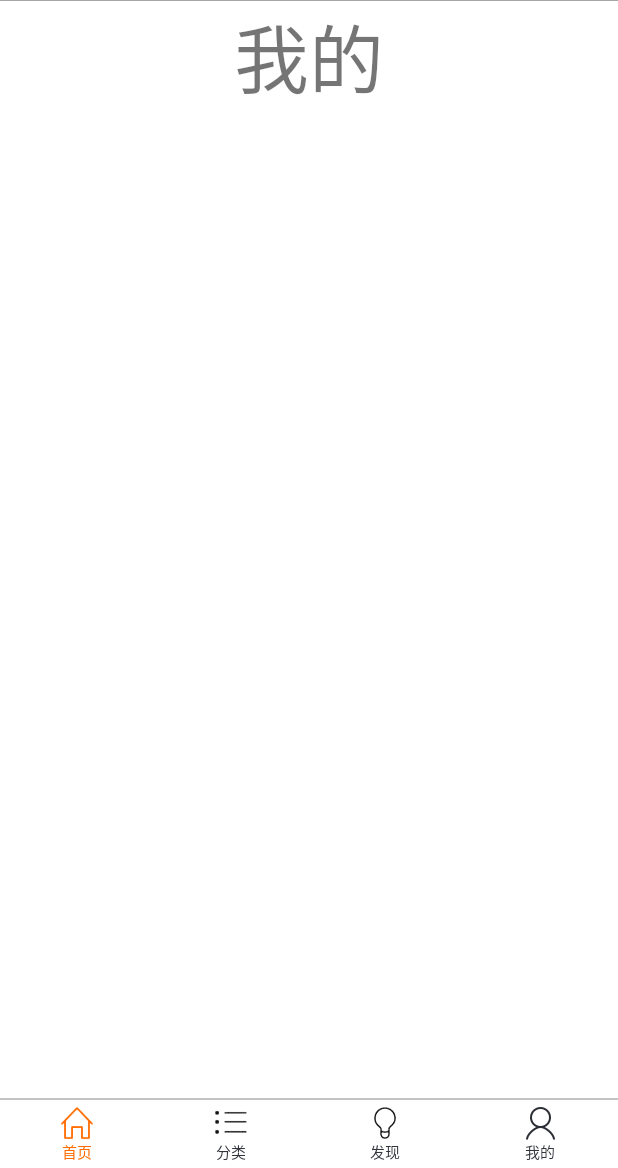
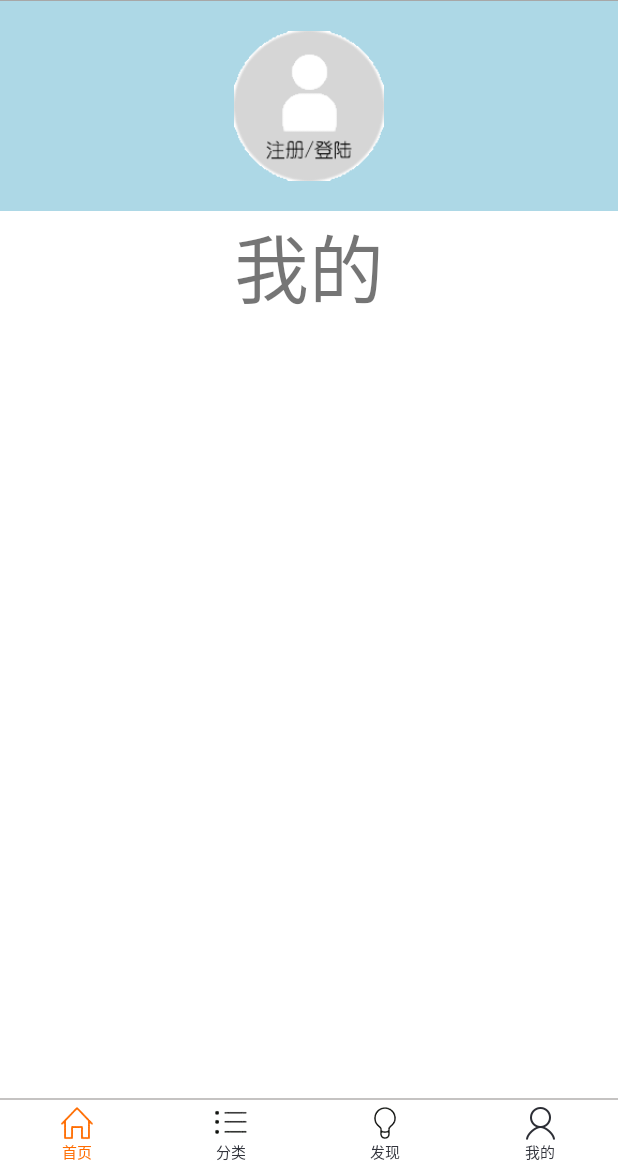
Before and after one commit to galenwest/B2CDemo, an Android app: the fragment FragmentMine placed in its activity, on a phone screen of 412 x 824 dp, the part 68-1236 px from its top. Run offline under Robolectric (Android 15) with nearby library versions, the phone set to English and light mode, and no system bars; our stand-ins replace ButterKnife.

```diff
--- a/app/src/main/AndroidManifest.xml
+++ b/app/src/main/AndroidManifest.xml
@@ -29,7 +29,7 @@
             android:launchMode="singleTask"
             android:screenOrientation="portrait" />
         <activity
-            android:name=".ui.activity.ShoppingCarActivity"
+            android:name=".ui.activity.SonActivity"
             android:launchMode="singleTop"
             android:screenOrientation="portrait" />
     </application>
--- /dev/null
+++ b/app/src/main/java/client/enterprise/b2c/base/BaseFragment.java
@@ -0,0 +1,40 @@
+package client.enterprise.b2c.base;
+
+import android.os.Bundle;
+import android.support.annotation.Nullable;
+import android.support.v4.app.Fragment;
+import android.view.LayoutInflater;
+import android.view.View;
+import android.view.ViewGroup;
+
+import butterknife.ButterKnife;
+import client.enterprise.b2c.base.interf.BaseFragmentInterface;
+
+/**
+ * Created by raohoulin on 2016.1.6.
+ */
+public abstract class BaseFragment extends Fragment implements BaseFragmentInterface {
+    @Override
+    public View onCreateView(LayoutInflater inflater, @Nullable ViewGroup container, @Nullable Bundle savedInstanceState) {
+        View view = null;
+        if (getLayoutID() != 0) {
+            view = inflater.inflate(getLayoutID(), container, false);
+            ButterKnife.bind(this, view);
+        }
+
+        initView();
+        initData();
+
+        return view;
+    }
+
+    public int getLayoutID() {
+        return 0;
+    }
+
+    @Override
+    public void onDestroy() {
+        super.onDestroy();
+        ButterKnife.unbind(this);
+    }
+}
--- /dev/null
+++ b/app/src/main/java/client/enterprise/b2c/base/interf/BaseFragmentInterface.java
@@ -0,0 +1,14 @@
+package client.enterprise.b2c.base.interf;
+
+/**
+ * 基类fragment实现接口
+ * @author FireAnt（http://my.oschina.net/LittleDY）
+ * @created 2014年9月25日 上午11:00:25
+ *
+ */
+public interface BaseFragmentInterface {
+
+	public void initView();
+
+	public void initData();
+}
--- a/app/src/main/java/client/enterprise/b2c/ui/activity/MainActivity.java
+++ b/app/src/main/java/client/enterprise/b2c/ui/activity/MainActivity.java
@@ -57,7 +57,7 @@ public class MainActivity extends BaseFragmentActivity implements RadioGroup.OnC
 
                     @Override
                     public void rightClick() {
-                        ShoppingCarActivity.actionStart(MainActivity.this);
+                        SonActivity.actionStart(MainActivity.this, "ShoppingCar");
                     }
 
                     @Override
--- a/app/src/main/java/client/enterprise/b2c/ui/fragment/FragmentHome.java
+++ b/app/src/main/java/client/enterprise/b2c/ui/fragment/FragmentHome.java
@@ -7,15 +7,31 @@ import android.view.View;
 import android.view.ViewGroup;
 
 import client.enterprise.b2c.R;
+import client.enterprise.b2c.base.BaseFragment;
 
 /**
  * Created by noruto on 2015.12.26.
  */
-public class FragmentHome extends Fragment {
+public class FragmentHome extends BaseFragment {
 
     @Override
     public View onCreateView(LayoutInflater inflater, ViewGroup container, Bundle savedInstanceState) {
-        View view = inflater.inflate(R.layout.index_home, null);
+        View view = super.onCreateView(inflater, container, savedInstanceState);
         return view;
     }
+
+    @Override
+    public int getLayoutID() {
+        return R.layout.index_home;
+    }
+
+    @Override
+    public void initView() {
+
+    }
+
+    @Override
+    public void initData() {
+
+    }
 }
--- a/app/src/main/java/client/enterprise/b2c/ui/fragment/FragmentMine.java
+++ b/app/src/main/java/client/enterprise/b2c/ui/fragment/FragmentMine.java
@@ -7,15 +7,31 @@ import android.view.View;
 import android.view.ViewGroup;
 
 import client.enterprise.b2c.R;
+import client.enterprise.b2c.base.BaseFragment;
 
 /**
  * Created by noruto on 2015.12.26.
  */
-public class FragmentMine extends Fragment {
+public class FragmentMine extends BaseFragment {
 
     @Override
     public View onCreateView(LayoutInflater inflater, ViewGroup container, Bundle savedInstanceState) {
-        View view = inflater.inflate(R.layout.index_mine, null);
+        View view = super.onCreateView(inflater, container, savedInstanceState);
         return view;
     }
+
+    @Override
+    public int getLayoutID() {
+        return R.layout.index_mine;
+    }
+
+    @Override
+    public void initView() {
+
+    }
+
+    @Override
+    public void initData() {
+
+    }
 }
--- a/app/src/main/java/client/enterprise/b2c/widget/TopBar.java
+++ b/app/src/main/java/client/enterprise/b2c/widget/TopBar.java
@@ -77,7 +77,6 @@ public class TopBar extends LinearLayout {
         mLeftView.setScaleType(ImageView.ScaleType.FIT_CENTER);
 
         mRightView.setImageDrawable(mRightImgSrc);
-
         mRightView.setScaleType(ImageView.ScaleType.FIT_CENTER);
 
         mTitleView.setText(mTitle);
--- /dev/null
+++ b/app/src/main/res/drawable/user_info_login_selector.xml
@@ -0,0 +1,5 @@
+<?xml version="1.0" encoding="utf-8"?>
+<selector xmlns:android="http://schemas.android.com/apk/res/android">
+    <item android:drawable="@mipmap/user_info_login_pressed" android:state_pressed="true" />
+    <item android:drawable="@mipmap/user_info_login" android:state_pressed="false"/>
+</selector>
--- a/app/src/main/res/layout/index_home.xml
+++ b/app/src/main/res/layout/index_home.xml
@@ -12,7 +12,7 @@
 
         <android.support.v4.view.ViewPager
             android:layout_width="match_parent"
-            android:layout_height="200dp" />
+            android:layout_height="180dp" />
 
         <TextView
             android:layout_width="match_parent"
--- a/app/src/main/res/layout/index_mine.xml
+++ b/app/src/main/res/layout/index_mine.xml
@@ -1,10 +1,28 @@
 <?xml version="1.0" encoding="utf-8"?>
-<LinearLayout xmlns:android="http://schemas.android.com/apk/res/android"
+<ScrollView xmlns:android="http://schemas.android.com/apk/res/android"
     android:layout_width="match_parent"
     android:layout_height="match_parent"
-    android:background="@color/white"
+    android:background="@color/white">
+
+    <LinearLayout
+        android:layout_width="match_parent"
+        android:layout_height="match_parent"
         android:orientation="vertical">
 
+        <RelativeLayout
+            android:layout_width="match_parent"
+            android:layout_height="140dp"
+            android:gravity="center"
+            android:clickable="false"
+            android:background="@color/lightblue">
+
+            <ImageView
+                android:id="@+id/user_info_login"
+                android:layout_width="100dp"
+                android:layout_height="100dp"
+                android:scaleType="fitCenter"
+                android:src="@drawable/user_info_login_selector"/>
+        </RelativeLayout>
         <TextView
             android:layout_width="match_parent"
             android:layout_height="wrap_content"
@@ -12,3 +30,4 @@
             android:text="@string/main_mine"
             android:textSize="50sp" />
     </LinearLayout>
+</ScrollView>
```
Also changed, not shown: app/src/main/java/client/enterprise/b2c/ui/activity/ShoppingCarActivity.java (deleted, +0 -64 lines), app/src/main/java/client/enterprise/b2c/ui/activity/SonActivity.java (added, +82 -0 lines), app/src/main/java/client/enterprise/b2c/ui/fragment/FragmentCategory.java (+18 -2 lines), app/src/main/java/client/enterprise/b2c/ui/fragment/FragmentFind.java (+18 -2 lines), app/src/main/java/client/enterprise/b2c/widget/TopBarSon.java (+5 -2 lines), app/src/main/res/layout/shopping_car.xml (+8 -0 lines), app/src/main/res/mipmap-hdpi/user_info_login.png (added), app/src/main/res/mipmap-hdpi/user_info_login_pressed.png (added). Lines whose indentation alone changed are shown as unchanged.
